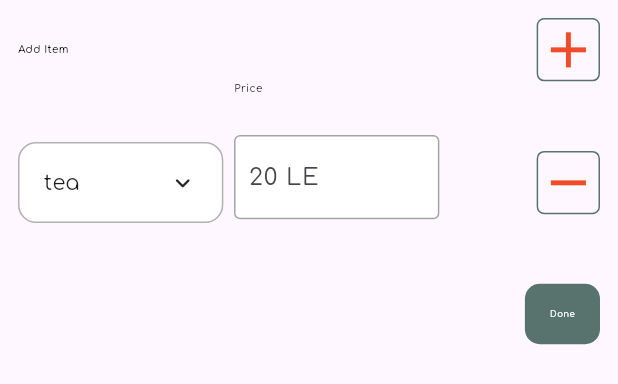
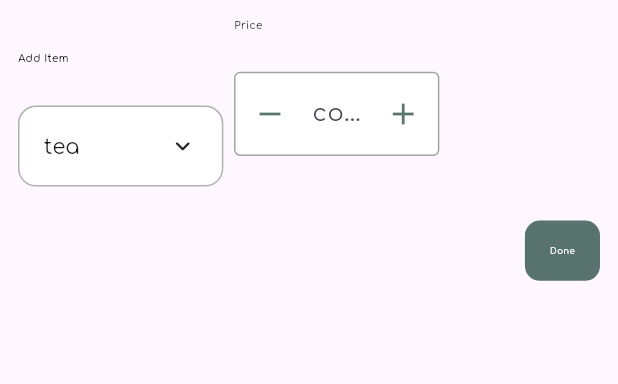
Before and after one commit to Santos1012/shaghaf_desktop, a Flutter app: the AddItemsBody widget shown alone on an empty page, opened directly, on a phone screen of 412 x 824 dp. Shown: the top 384 px of the screen. Run offline on Flutter 3.47's test engine with Material 3 defaults, Android fonts, the phone set to English and light mode, and no system bars; drawn by our look-alikes of animated_custom_dropdown; our stand-ins replace dartz, dio, flutter_bloc, get_it, go_router, google_fonts and 2 more; missing offline and left inert: chucker_flutter, window_manager; accounts and stored records are empty.

Commit message:
edit add item ui

```diff
--- a/lib/features/current_reservation/presentation/views/widgets/add_items_body.dart
+++ b/lib/features/current_reservation/presentation/views/widgets/add_items_body.dart
@@ -3,13 +3,21 @@ import 'dart:developer';
 import 'package:animated_custom_dropdown/custom_dropdown.dart';
 import 'package:flutter/material.dart';
 import 'package:saghaf_desktop/core/utils/media_query.dart';
-import 'package:saghaf_desktop/core/widgets/app_custom_text_field.dart';
+import 'package:saghaf_desktop/features/current_reservation/presentation/views/widgets/items_custom_text_field.dart';
 
-class AddItemsBody extends StatelessWidget {
+class AddItemsBody extends StatefulWidget {
   final void Function()? onTap;
 
   const AddItemsBody({super.key, this.onTap});
 
+  @override
+  State<AddItemsBody> createState() => _AddItemsBodyState();
+}
+
+class _AddItemsBodyState extends State<AddItemsBody> {
+  int itemCountText = 1;
+  int itemPriceText = 20;
+  int itemTotalPriceText = 20;
   @override
   Widget build(BuildContext context) {
     final List<String> items = ['tea', 'coffee', 'water', 'milk'];
@@ -19,8 +27,40 @@ class AddItemsBody extends StatelessWidget {
         child: Column(
           mainAxisAlignment: MainAxisAlignment.spaceBetween,
           children: [
+            const Row(
+              mainAxisAlignment: MainAxisAlignment.spaceBetween,
+              children: [
+                // Container(
+                //   decoration: BoxDecoration(
+                //       borderRadius: const BorderRadius.all(
+                //         Radius.circular(5),
+                //       ),
+                //       border: Border.all(
+                //         color: const Color(0xFF20473E).withOpacity(0.75),
+                //       ),
+                //       shape: BoxShape.rectangle),
+                //   child: Icon(
+                //     Icons.add,
+                //     size: 50.h(context),
+                //     color: const Color(0xFFF04C29),
+                //   ),
+                // )
+              ],
+            ),
             Row(
               mainAxisAlignment: MainAxisAlignment.spaceBetween,
+              crossAxisAlignment: CrossAxisAlignment.start,
+              children: [
+                SizedBox(
+                  height: 135,
+                  width: MediaQuery.of(context).size.width * 7.5 / 11,
+                  child: Row(
+                    mainAxisSize: MainAxisSize.min,
+                    children: [
+                      Expanded(
+                          child: Column(
+                        crossAxisAlignment: CrossAxisAlignment.start,
+                        mainAxisSize: MainAxisSize.min,
                         children: [
                           Text("Add Item",
                               style: TextStyle(
@@ -29,34 +69,10 @@ class AddItemsBody extends StatelessWidget {
                                 fontWeight: FontWeight.w500,
                                 fontFamily: "Comfortaa",
                               )),
-                Container(
-                  decoration: BoxDecoration(
-                      borderRadius: const BorderRadius.all(
-                        Radius.circular(5),
+                          SizedBox(
+                            height: 32.h(context),
                           ),
-                      border: Border.all(
-                        color: const Color(0xFF20473E).withOpacity(0.75),
-                      ),
-                      shape: BoxShape.rectangle),
-                  child: Icon(
-                    Icons.add,
-                    size: 50.h(context),
-                    color: const Color(0xFFF04C29),
-                  ),
-                )
-              ],
-            ),
-            Row(
-              mainAxisAlignment: MainAxisAlignment.spaceBetween,
-              children: [
-                SizedBox(
-                  height: 135,
-                  width: MediaQuery.of(context).size.width * 7.5 / 11,
-                  child: Row(
-                    mainAxisSize: MainAxisSize.min,
-                    children: [
-                      Expanded(
-                          child: CustomDropdown<String>(
+                          CustomDropdown<String>(
                             hintText: 'add item',
                             headerBuilder: (context, selectedItem) {
                               return Text(
@@ -74,49 +90,70 @@ class AddItemsBody extends StatelessWidget {
                             onChanged: (value) {
                               log('changing value to: $value');
                             },
+                          ),
+                        ],
                       )),
                       SizedBoxApp(
                         w: 25.w(context),
                       ),
                       Expanded(
-                          child: AppCustomTextField(
-                        hint: "20 LE",
-                        readOnly: false,
+                        child: ItemsCustomTextField(
+                          hint:
+                              "count:  ${itemCountText.toString()}   price:   ${itemPriceText.toString()}   Total:   ${itemTotalPriceText.toString()} LE",
                           textName: "Price",
                           controller: TextEditingController(),
                           color: Colors.white,
-                      ))
+                          maxCount: 20,
+                          count: itemCountText,
+                          onAddTap: () {
+                            if (itemCountText < 20) {
+                              ++itemCountText;
+                              itemTotalPriceText =
+                                  itemCountText * itemPriceText;
+                              setState(() {});
+                            }
+                          },
+                          onRemoveTap: () {
+                            if (itemCountText > 0) {
+                              --itemCountText;
+                              itemTotalPriceText =
+                                  itemCountText * itemPriceText;
+                              setState(() {});
+                            }
+                          },
+                        ),
+                      ),
                     ],
                   ),
                 ),
-                GestureDetector(
-                  onTap: onTap,
-                  child: Container(
-                    decoration: BoxDecoration(
-                      borderRadius: const BorderRadius.all(
-                        Radius.circular(5),
-                      ),
-                      border: Border.all(
-                        color: const Color(0xFF20473E).withOpacity(0.75),
-                      ),
-                      shape: BoxShape.rectangle,
-                    ),
-                    child: Center(
-                      child: Icon(
-                        Icons.remove,
-                        size: 50.h(context),
-                        color: const Color(0xFFF04C29),
-                      ),
-                    ),
-                  ),
-                )
+                // GestureDetector(
+                //   onTap: onTap,
+                //   child: Container(
+                //     decoration: BoxDecoration(
+                //       borderRadius: const BorderRadius.all(
+                //         Radius.circular(5),
+                //       ),
+                //       border: Border.all(
+                //         color: const Color(0xFF20473E).withOpacity(0.75),
+                //       ),
+                //       shape: BoxShape.rectangle,
+                //     ),
+                //     child: Center(
+                //       child: Icon(
+                //         Icons.remove,
+                //         size: 50.h(context),
+                //         color: const Color(0xFFF04C29),
+                //       ),
+                //     ),
+                //   ),
+                // )
               ],
             ),
             Row(
               mainAxisAlignment: MainAxisAlignment.end,
               children: [
                 GestureDetector(
-                  onTap: onTap,
+                  onTap: widget.onTap,
                   child: Container(
                     width: 175.w(context),
                     height: 50.h(context),
@@ -125,13 +162,17 @@ class AddItemsBody extends StatelessWidget {
                       borderRadius: BorderRadius.circular(10),
                     ),
                     child: Center(
-                          child: Text("Done",
+                      child: Text(
+                        "Done",
                         style: TextStyle(
                           fontSize: 20.w(context),
                           color: Colors.white,
                           fontWeight: FontWeight.w500,
                           fontFamily: "Comfortaa",
-                              )))),
+                        ),
+                      ),
+                    ),
+                  ),
                 )
               ],
             ),
--- /dev/null
+++ b/lib/features/current_reservation/presentation/views/widgets/items_custom_text_field.dart
@@ -0,0 +1,109 @@
+import 'package:saghaf_desktop/core/utils/imports.dart';
+import 'package:saghaf_desktop/core/utils/media_query.dart';
+
+class ItemsCustomTextField extends StatelessWidget {
+  final String hint;
+  final bool? isSearch;
+  final String textName;
+  final TextEditingController? controller;
+  final bool? readOnly;
+  final void Function()? onRemoveTap;
+  final void Function()? onAddTap;
+  final Color? color;
+  final bool? phone;
+  final int maxCount;
+  final int count;
+  final IconData? icon;
+
+  const ItemsCustomTextField(
+      {super.key,
+      required this.hint,
+      required this.maxCount,
+      required this.count,
+      this.isSearch = false,
+      required this.textName,
+      this.controller,
+      this.readOnly,
+      this.onRemoveTap,
+      this.onAddTap,
+      this.color,
+      this.phone = false,
+      this.icon});
+
+  @override
+  Widget build(BuildContext context) {
+    return Column(
+      crossAxisAlignment: CrossAxisAlignment.start,
+      children: [
+        Text(
+          textName,
+          style: TextStyle(
+              fontSize: 24.w(context),
+              fontWeight: FontWeight.w500,
+              fontFamily: "Comfortaa"),
+        ),
+        SizedBox(
+          height: 32.h(context),
+        ),
+        TextFormField(
+          controller: controller,
+          readOnly: true,
+          decoration: InputDecoration(
+            contentPadding: EdgeInsets.symmetric(
+                horizontal: 20.w(context), vertical: 20.h(context)),
+            hintText: hint,
+            hintStyle: const TextStyle(fontFamily: "Comfortaa"),
+            border: OutlineInputBorder(
+              borderSide: BorderSide(
+                  color:
+                      isSearch == true ? Colors.grey : const Color(0xFFA4A4A4)),
+              borderRadius: BorderRadius.circular(14.w(context)),
+            ),
+            enabledBorder: OutlineInputBorder(
+              borderSide: BorderSide(
+                  color: isSearch == true
+                      ? Colors.grey.withOpacity(0.2)
+                      : const Color(0xFFA4A4A4)),
+              borderRadius: BorderRadius.circular(14.w(context)),
+            ),
+            disabledBorder: OutlineInputBorder(
+              borderSide: BorderSide(
+                  color: isSearch == true
+                      ? Colors.grey.withOpacity(0.2)
+                      : const Color(0xFFA4A4A4)),
+              borderRadius: BorderRadius.circular(14.w(context)),
+            ),
+            focusedBorder: OutlineInputBorder(
+              borderSide: BorderSide(
+                  color: isSearch == true
+                      ? Colors.grey.withOpacity(0.2)
+                      : const Color(0xFFA4A4A4)),
+              borderRadius: BorderRadius.circular(14.w(context)),
+            ),
+            prefixIcon: GestureDetector(
+              onTap: onRemoveTap,
+              child: Icon(
+                Icons.remove,
+                color: count >0
+                    ? const Color(0xFF20473E).withOpacity(0.75)
+                    : Colors.grey,
+              ),
+            ),
+
+            fillColor: color ?? Colors.grey,
+            filled: true,
+            suffixIcon: GestureDetector(
+              onTap: onAddTap,
+              child: Icon(
+                Icons.add,
+                color: count < maxCount
+                    ? const Color(0xFF20473E).withOpacity(0.75)
+                    : Colors.grey,
+              ),
+            ),
+          ),
+        )
+      ],
+    );
+  }
+}
```
Lines whose indentation alone changed are shown as unchanged.
